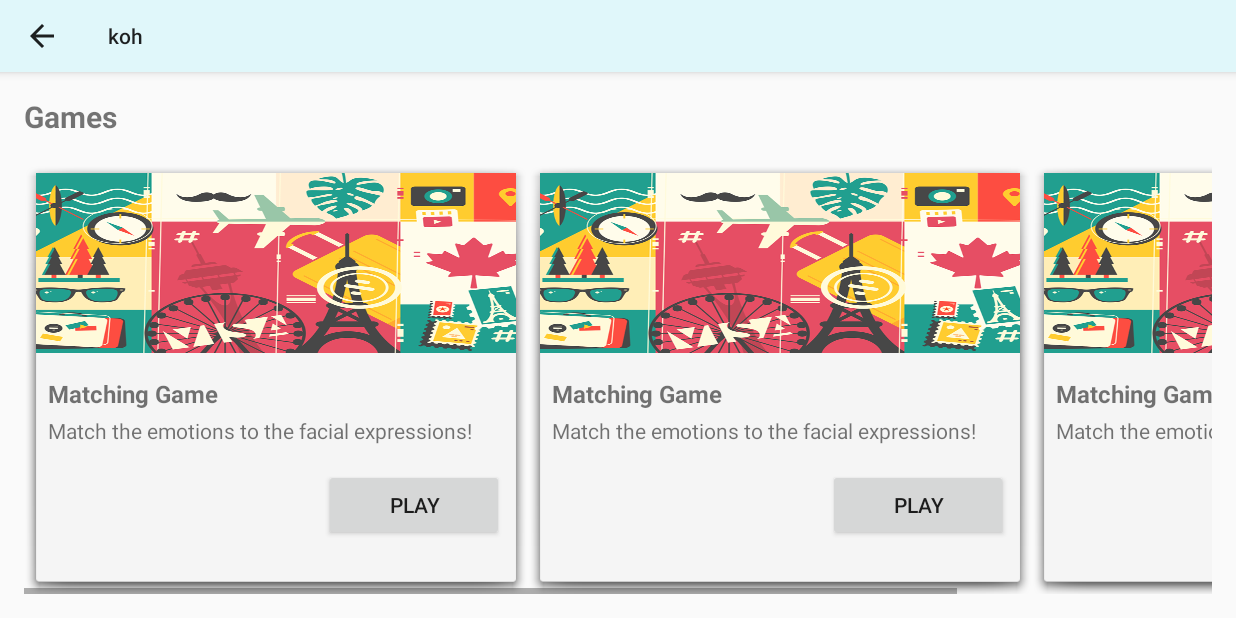
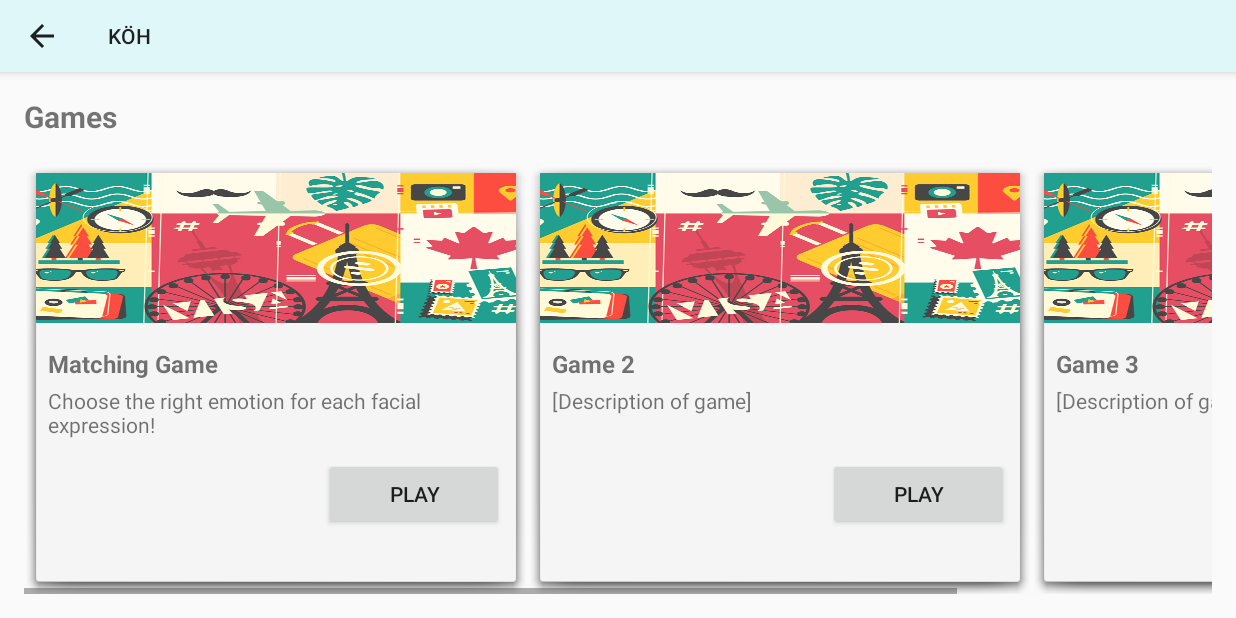
Before and after one commit to ashleynguyen27/koh, an Android app: the GamesActivity screen opened directly, with no data from a screen before it, on a phone screen of 824 x 412 dp (held sideways). Run offline under Robolectric (Android 15) with nearby library versions, the phone set to English and light mode, and no system bars.

Commit message:
updated app name and removed parent nnt nav for games1

```diff
--- a/app/src/main/AndroidManifest.xml
+++ b/app/src/main/AndroidManifest.xml
@@ -33,12 +33,7 @@
             android:name="android.support.PARENT_ACTIVITY"
             android:value=".HomeActivity" />
         </activity>
-        <activity android:name=".Game1Activity" android:screenOrientation="landscape"
-            android:parentActivityName=".GamesActivity" >
-            <meta-data
-                android:name="android.support.PARENT_ACTIVITY"
-                android:value=".GamesActivity" />
-        </activity>
+        <activity android:name=".Game1Activity" android:screenOrientation="landscape"/>
 
     </application>
 
--- a/app/src/main/res/layout-land/activity_games.xml
+++ b/app/src/main/res/layout-land/activity_games.xml
@@ -39,7 +39,7 @@
                     <ImageView
                         android:id="@+id/imageView2"
                         android:layout_width="320dp"
-                        android:layout_height="120dp"
+                        android:layout_height="100dp"
                         android:adjustViewBounds="true"
                         android:background="@drawable/placeholder"
                         android:cropToPadding="false" />
@@ -58,11 +58,11 @@
                     <TextView
                         android:id="@+id/textView7"
                         android:layout_width="match_parent"
-                        android:layout_height="wrap_content"
+                        android:layout_height="40dp"
                         android:layout_marginLeft="8dp"
                         android:layout_marginRight="8dp"
                         android:layout_marginTop="4dp"
-                        android:text="Match the emotions to the facial expressions!" />
+                        android:text="Choose the right emotion for each facial expression!" />
 
                     <Button
                         android:id="@+id/button3"
@@ -70,7 +70,7 @@
                         android:layout_height="wrap_content"
                         android:layout_gravity="right"
                         android:layout_marginRight="8dp"
-                        android:layout_marginTop="16dp"
+                        android:layout_marginTop="8dp"
                         android:onClick="playGame"
                         android:text="Play" />
                 </LinearLayout>
@@ -84,7 +84,7 @@
                     <ImageView
                         android:id="@+id/imageView6"
                         android:layout_width="320dp"
-                        android:layout_height="120dp"
+                        android:layout_height="100dp"
                         android:adjustViewBounds="true"
                         android:background="@drawable/placeholder"
                         android:cropToPadding="false" />
@@ -96,18 +96,18 @@
                         android:layout_marginLeft="8dp"
                         android:layout_marginRight="8dp"
                         android:layout_marginTop="16dp"
-                        android:text="Matching Game"
+                        android:text="Game 2"
                         android:textSize="16sp"
                         android:textStyle="bold" />
 
                     <TextView
                         android:id="@+id/textView11"
-                        android:layout_width="wrap_content"
-                        android:layout_height="wrap_content"
+                        android:layout_width="match_parent"
+                        android:layout_height="40dp"
                         android:layout_marginLeft="8dp"
                         android:layout_marginRight="8dp"
                         android:layout_marginTop="4dp"
-                        android:text="Match the emotions to the facial expressions!" />
+                        android:text="[Description of game]" />
 
                     <Button
                         android:id="@+id/button5"
@@ -115,7 +115,7 @@
                         android:layout_height="wrap_content"
                         android:layout_gravity="right"
                         android:layout_marginRight="8dp"
-                        android:layout_marginTop="16dp"
+                        android:layout_marginTop="8dp"
                         android:text="Play" />
                 </LinearLayout>
 
@@ -128,7 +128,7 @@
                     <ImageView
                         android:id="@+id/imageView6"
                         android:layout_width="320dp"
-                        android:layout_height="120dp"
+                        android:layout_height="100dp"
                         android:adjustViewBounds="true"
                         android:background="@drawable/placeholder"
                         android:cropToPadding="false" />
@@ -140,18 +140,18 @@
                         android:layout_marginLeft="8dp"
                         android:layout_marginRight="8dp"
                         android:layout_marginTop="16dp"
-                        android:text="Matching Game"
+                        android:text="Game 3 "
                         android:textSize="16sp"
                         android:textStyle="bold" />
 
                     <TextView
                         android:id="@+id/textView11"
-                        android:layout_width="wrap_content"
-                        android:layout_height="wrap_content"
+                        android:layout_width="match_parent"
+                        android:layout_height="40dp"
                         android:layout_marginLeft="8dp"
                         android:layout_marginRight="8dp"
                         android:layout_marginTop="4dp"
-                        android:text="Match the emotions to the facial expressions!" />
+                        android:text="[Description of game]" />
 
                     <Button
                         android:id="@+id/button5"
@@ -159,7 +159,7 @@
                         android:layout_height="wrap_content"
                         android:layout_gravity="right"
                         android:layout_marginRight="8dp"
-                        android:layout_marginTop="16dp"
+                        android:layout_marginTop="8dp"
                         android:text="Play" />
                 </LinearLayout>
 
--- a/app/src/main/res/values/strings.xml
+++ b/app/src/main/res/values/strings.xml
@@ -1,5 +1,5 @@
 <resources>
-    <string name="app_name">koh</string>
+    <string name="app_name">KÖH</string>
 
     <string name="emotion_def">blank definition</string>
     <string name="happy_def">Happiness is a positive emotion filled with pleasure and joy. It makes you feel good.</string>
```
